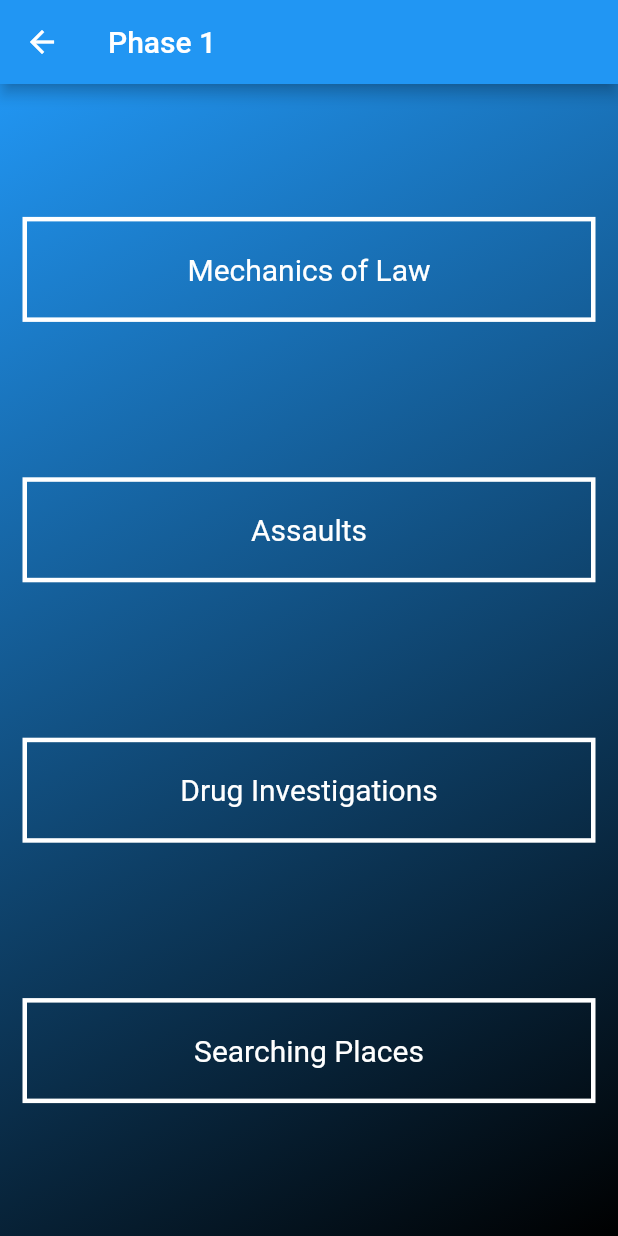
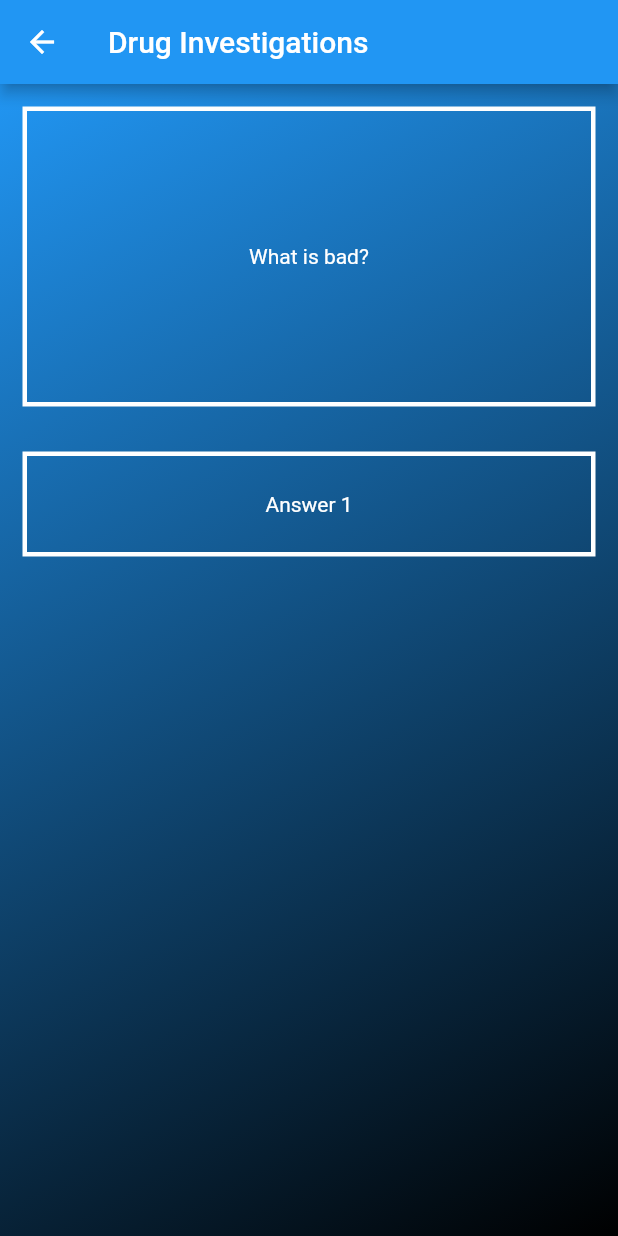
Before and after one commit to mattybbbbs/Detective-Trainer, a Flutter app: the Phase1page screen opened directly, after a tap on "Drug Investigations", on a phone screen of 412 x 824 dp. Run offline on Flutter 3.47's test engine with Material 2 defaults, Android fonts, the phone set to English and light mode, and no system bars.

Commit message:
added new files and fixed results

```diff
--- /dev/null
+++ b/lib/drug_questionbank.dart
@@ -0,0 +1,26 @@
+import 'question.dart';
+
+class DrugQuizBrain {
+  int questionNumber = 0;
+
+  List<Question> _drugQuestionBank = [
+    Question('What is bad?', ['Drugs', 'Money', 'Love'], 'Drugs'),
+    Question(
+        'What is the leading case law on possession?', ['1', '2', '3'], '2'),
+    Question('Is this the third question?', ['yes', 'no', 'maybe'], 'yes')
+  ];
+
+  void nextQuestion() {
+    if (questionNumber < _drugQuestionBank.length - 1) {
+      questionNumber++;
+    }
+  }
+
+  String getQuestionText() {
+    return _drugQuestionBank[questionNumber].questionText;
+  }
+
+  String getCorrectAnswer() {
+    return _drugQuestionBank[questionNumber].correctAnswer;
+  }
+}
--- /dev/null
+++ b/lib/druginvestigations.dart
@@ -0,0 +1,75 @@
+import 'package:flutter/material.dart';
+import 'drug_questionbank.dart';
+
+DrugQuizBrain drugQuizBrain = DrugQuizBrain();
+
+class Druginvestigations extends StatefulWidget {
+  @override
+  _DruginvestigationsState createState() => _DruginvestigationsState();
+}
+
+class _DruginvestigationsState extends State<Druginvestigations> {
+//class Druginvestigations extends StatelessWidget {
+  @override
+  Widget build(BuildContext context) {
+    return Scaffold(
+      appBar: AppBar(
+        title: Text('Drug Investigations'),
+      ),
+      body: SafeArea(
+        child: Container(
+          decoration: BoxDecoration(
+            gradient: LinearGradient(
+                begin: FractionalOffset.topLeft,
+                end: FractionalOffset.bottomRight,
+                colors: [
+                  Colors.blue,
+                  Colors.black,
+                ]),
+          ),
+          child: Column(
+            children: <Widget>[
+              Container(
+                margin: EdgeInsets.all(15.0),
+                height: 200.0,
+                decoration: BoxDecoration(
+                  border: Border.all(
+                    color: Colors.white,
+                    style: BorderStyle.solid,
+                    width: 3.0,
+                  ),
+                ),
+                child: Center(
+                  child: Text(
+                    drugQuizBrain.getQuestionText(),
+                    style: TextStyle(
+                      color: Colors.white,
+                    ),
+                  ),
+                ),
+              ),
+              Container(
+                margin: EdgeInsets.all(15.0),
+                height: 70.0,
+                decoration: BoxDecoration(
+                    border: Border.all(
+                  color: Colors.white,
+                  style: BorderStyle.solid,
+                  width: 3.0,
+                )),
+                child: Center(
+                  child: Text(
+                    'Answer 1',
+                    style: TextStyle(
+                      color: Colors.white,
+                    ),
+                  ),
+                ),
+              ),
+            ],
+          ),
+        ),
+      ),
+    );
+  }
+}
--- a/lib/main.dart
+++ b/lib/main.dart
@@ -21,7 +21,8 @@ class Homescreen extends StatelessWidget {
     return MaterialApp(
       home: Scaffold(
         backgroundColor: Colors.grey,
-        body: Center(
+        body: SafeArea(
+          child: Center(
             child: Column(
               crossAxisAlignment: CrossAxisAlignment.center,
               mainAxisAlignment: MainAxisAlignment.spaceEvenly,
@@ -115,6 +116,7 @@ class Homescreen extends StatelessWidget {
             ),
           ),
         ),
+      ),
     );
   }
 }
--- a/lib/phase1page.dart
+++ b/lib/phase1page.dart
@@ -1,3 +1,4 @@
+import 'package:detective_trainer/druginvestigations.dart';
 import 'package:flutter/material.dart';
 
 class Phase1page extends StatelessWidget {
@@ -7,7 +8,8 @@ class Phase1page extends StatelessWidget {
       appBar: AppBar(
         title: Text('Phase 1'),
       ),
-      body: Container(
+      body: SafeArea(
+        child: Container(
           decoration: BoxDecoration(
               gradient: LinearGradient(
                   begin: FractionalOffset.topLeft,
@@ -64,7 +66,12 @@ class Phase1page extends StatelessWidget {
                 ),
               ),
               GestureDetector(
-              onTap: () {},
+                onTap: () {
+                  Navigator.push(
+                      context,
+                      MaterialPageRoute(
+                          builder: (context) => Druginvestigations()));
+                },
                 child: Container(
                   margin: EdgeInsets.all(15.0),
                   height: 70.0,
@@ -110,6 +117,7 @@ class Phase1page extends StatelessWidget {
             ],
           ),
         ),
+      ),
     );
   }
 }
--- a/lib/phase2page.dart
+++ b/lib/phase2page.dart
@@ -8,7 +8,8 @@ class Phase2page extends StatelessWidget {
         backgroundColor: Colors.red,
         title: Text('Phase 2'),
       ),
-      body: Container(
+      body: SafeArea(
+        child: Container(
           decoration: BoxDecoration(
             gradient: LinearGradient(
                 begin: FractionalOffset.topLeft,
@@ -67,6 +68,7 @@ class Phase2page extends StatelessWidget {
             ],
           ),
         ),
+      ),
     );
   }
 }
--- a/lib/phase3page.dart
+++ b/lib/phase3page.dart
@@ -8,7 +8,8 @@ class Phase3page extends StatelessWidget {
           backgroundColor: Colors.green,
           title: Text('Phase 3'),
         ),
-        body: Container(
+        body: SafeArea(
+          child: Container(
             decoration: BoxDecoration(
                 gradient: LinearGradient(
                     begin: FractionalOffset.topLeft,
@@ -43,6 +44,7 @@ class Phase3page extends StatelessWidget {
                 )
               ],
             ),
+          ),
         ));
   }
 }
```
Also changed, not shown: lib/question.dart (added, +14 -0 lines). Lines whose indentation alone changed are shown as unchanged.
